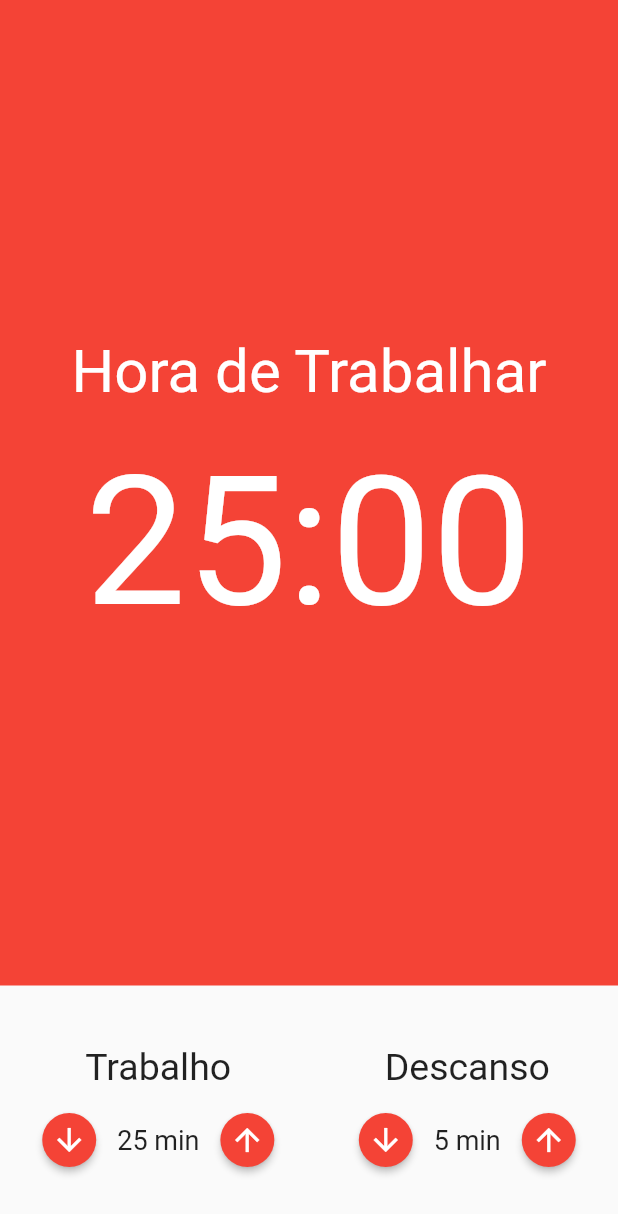
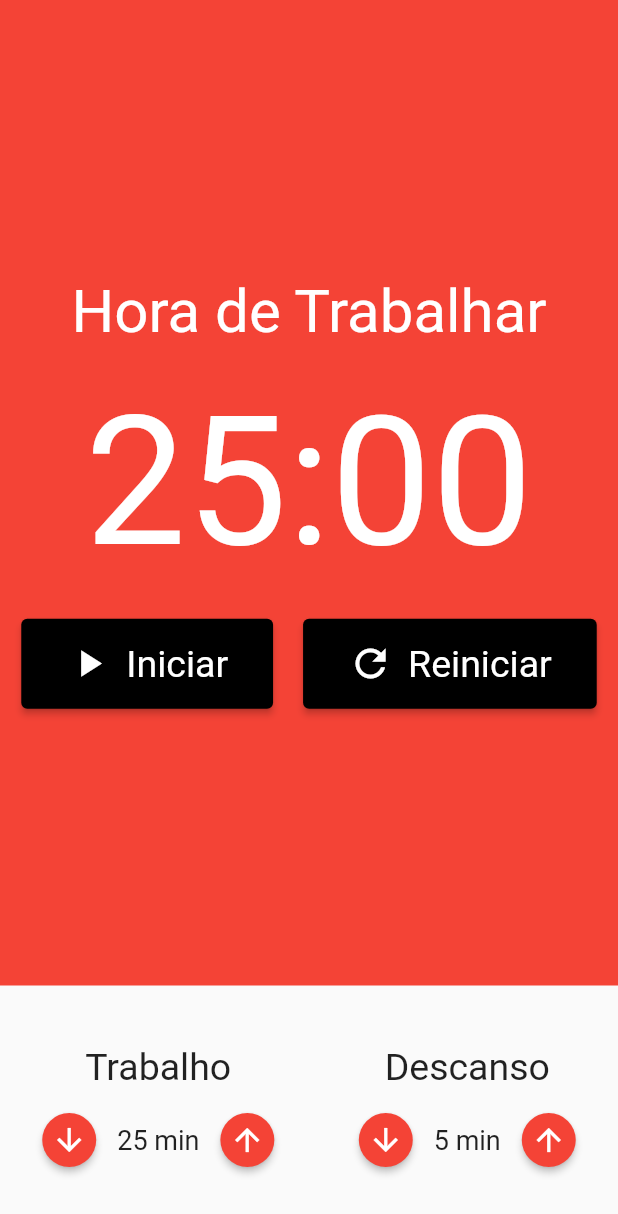
Before and after one commit to WellysonP/Pomodoro, a Flutter app: the screen it shows after launch, on a phone screen of 412 x 824 dp. Shown: the top 1214 px of the screen. Run offline on Flutter 3.47's test engine with Material 2 defaults, Android fonts, the phone set to English and light mode, and no system bars; our stand-ins replace flutter_mobx, mobx; generated files the repository leaves out were written again.

Commit message:
criado mobex

```diff
--- a/lib/components/cronometro.dart
+++ b/lib/components/cronometro.dart
@@ -1,7 +1,10 @@
+// ignore_for_file: prefer_const_constructors
+
 import 'package:flutter/cupertino.dart';
 import 'package:flutter/material.dart';
 import 'package:flutter/src/foundation/key.dart';
 import 'package:flutter/src/widgets/framework.dart';
+import 'package:pomodoro/components/cronometro_botao.dart';
 
 class Cronometro extends StatelessWidget {
   const Cronometro({Key? key}) : super(key: key);
@@ -13,21 +16,49 @@ class Cronometro extends StatelessWidget {
       child: Column(
         mainAxisAlignment: MainAxisAlignment.center,
         children: [
-          Text(
+          const Text(
             "Hora de Trabalhar",
             style: TextStyle(
               fontSize: 40,
               color: Colors.white,
             ),
           ),
-          SizedBox(height: 20),
-          Text(
+          const SizedBox(height: 20),
+          const Text(
             "25:00",
             style: TextStyle(
               fontSize: 120,
               color: Colors.white,
             ),
-          )
+          ),
+          SizedBox(height: 20),
+          Row(
+            mainAxisAlignment: MainAxisAlignment.center,
+            // ignore: prefer_const_literals_to_create_immutables
+            children: [
+              Padding(
+                padding: const EdgeInsets.only(right: 10),
+                child: const CronometroBotao(
+                  texto: "Iniciar",
+                  icone: Icons.play_arrow,
+                ),
+              ),
+              // Padding(
+              //   padding: const EdgeInsets.only(right: 10),
+              //   child: CronometroBotao(
+              //     texto: "Parar",
+              //     icone: Icons.stop,
+              //   ),
+              // ),
+              Padding(
+                padding: const EdgeInsets.only(left: 10),
+                child: const CronometroBotao(
+                  texto: "Reiniciar",
+                  icone: Icons.refresh,
+                ),
+              ),
+            ],
+          ),
         ],
       ),
     );
--- /dev/null
+++ b/lib/components/cronometro_botao.dart
@@ -0,0 +1,34 @@
+import 'package:flutter/material.dart';
+import 'package:flutter/src/foundation/key.dart';
+import 'package:flutter/src/widgets/framework.dart';
+
+class CronometroBotao extends StatelessWidget {
+  final String texto;
+  final IconData icone;
+  const CronometroBotao({
+    Key? key,
+    required this.texto,
+    required this.icone,
+  }) : super(key: key);
+
+  @override
+  Widget build(BuildContext context) {
+    return ElevatedButton(
+      style: ElevatedButton.styleFrom(
+        primary: Colors.black,
+        padding: EdgeInsets.symmetric(horizontal: 30, vertical: 15),
+        textStyle: TextStyle(fontSize: 25),
+      ),
+      onPressed: () {},
+      child: Row(
+        children: [
+          Padding(
+            padding: const EdgeInsets.only(right: 10),
+            child: Icon(icone, size: 30),
+          ),
+          Text(texto),
+        ],
+      ),
+    );
+  }
+}
```
Also changed, not shown: lib/store/pomodoro.store.dart (added, +33 -0 lines), lib/store/pomodoro.store.g.dart (added).
